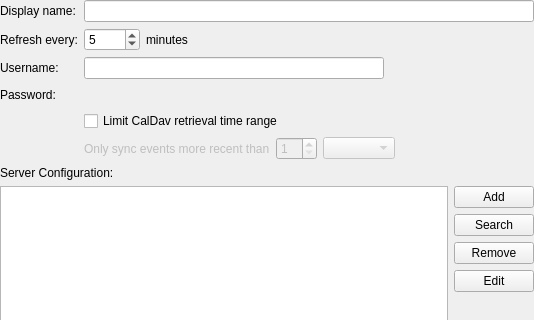
The window that resources/dav/resource/configwidget.ui (KDE/kdepim-runtime) describes before a commit, drawn with Qt 5; both pictures show x 0 to 534 and y 0 to 320 of the 534 by 547 pixel window.
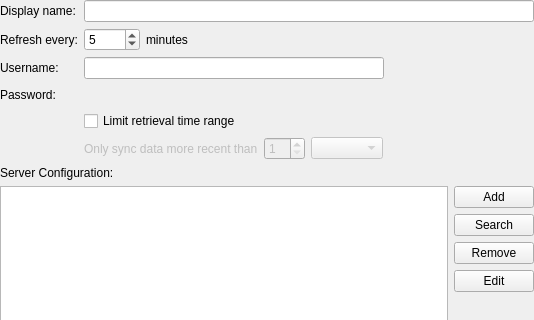
The same window after the commit. Custom widgets are drawn as their Qt base class.

Commit message:
DAV resource configuration - remove "calendar"/"event" wording
Reword the configuration so that we don't say "calendar" or "event"
as we may be configuring contacts and not calendars, for example.

```diff
--- a/resources/dav/resource/configwidget.ui
+++ b/resources/dav/resource/configwidget.ui
@@ -136,7 +136,7 @@
       <string>Select this if your calendars contain a lot of events and the server cannot fulfill the requests</string>
      </property>
      <property name="text">
-      <string>Limit CalDav retrieval time range</string>
+      <string>Limit retrieval time range</string>
      </property>
     </widget>
    </item>
@@ -148,7 +148,7 @@
         <bool>false</bool>
        </property>
        <property name="text">
-        <string>Only sync events more recent than</string>
+        <string>Only sync data more recent than</string>
        </property>
       </widget>
      </item>
```
Left out of the diff: 21 changed lines with no effect on the pictures. The commit also changes 1 other file.
